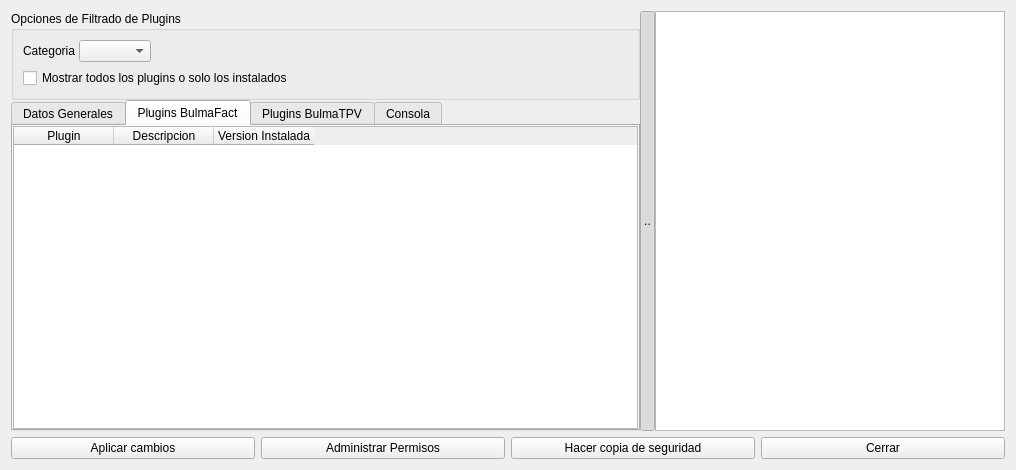
Above: bulmages/bulmasetup/modificarfacturacionbase.ui from eboladev/Bulmages-1 before the change. Below: the same form after it.
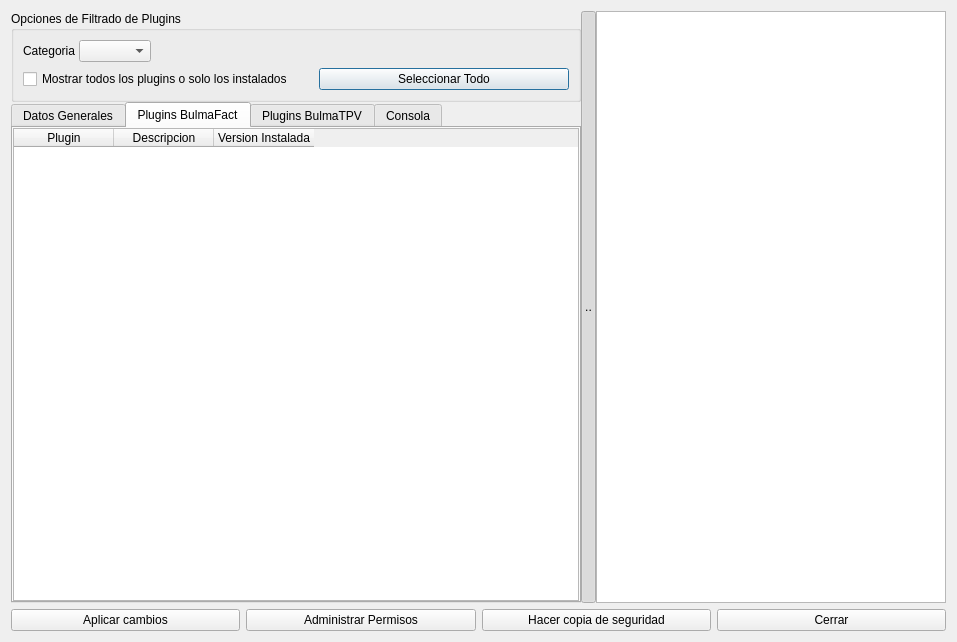
That is the form after the change. The open tabs and pages were chosen to show the change. Icons and pictures are not drawn.

Commit message: Agrego el boton seleccionar todos en la parte de facturacion de bulmasetup

What changed in the file:
```diff
--- a/bulmages/bulmasetup/modificarfacturacionbase.ui
+++ b/bulmages/bulmasetup/modificarfacturacionbase.ui
@@ -6,8 +6,8 @@
    <rect>
     <x>0</x>
     <y>0</y>
-    <width>1016</width>
-    <height>470</height>
+    <width>957</width>
+    <height>642</height>
    </rect>
   </property>
   <property name="sizePolicy">
@@ -45,8 +45,8 @@
          <property name="title">
           <string>Opciones de Filtrado de Plugins</string>
          </property>
-         <layout class="QVBoxLayout" name="verticalLayout_4">
-          <item>
+         <layout class="QGridLayout" name="gridLayout_4">
+          <item row="0" column="0">
            <layout class="QHBoxLayout" name="horizontalLayout">
             <property name="spacing">
              <number>0</number>
@@ -79,6 +79,8 @@
             </item>
            </layout>
           </item>
+          <item row="1" column="0">
+           <layout class="QHBoxLayout" name="horizontalLayout_2">
           <item>
            <widget class="QCheckBox" name="mui_vertodos">
             <property name="text">
@@ -86,6 +88,21 @@
             </property>
            </widget>
           </item>
+            <item>
+             <widget class="QPushButton" name="mui_seltodos">
+              <property name="maximumSize">
+               <size>
+                <width>250</width>
+                <height>16777215</height>
+               </size>
+              </property>
+              <property name="text">
+               <string>Seleccionar Todo</string>
+              </property>
+             </widget>
+            </item>
+           </layout>
+          </item>
          </layout>
         </widget>
        </item>
```
Left out of the diff: 2 changed lines with no effect on the pictures. Lines whose indentation alone changed are shown as unchanged. The commit also changes 2 other files.
